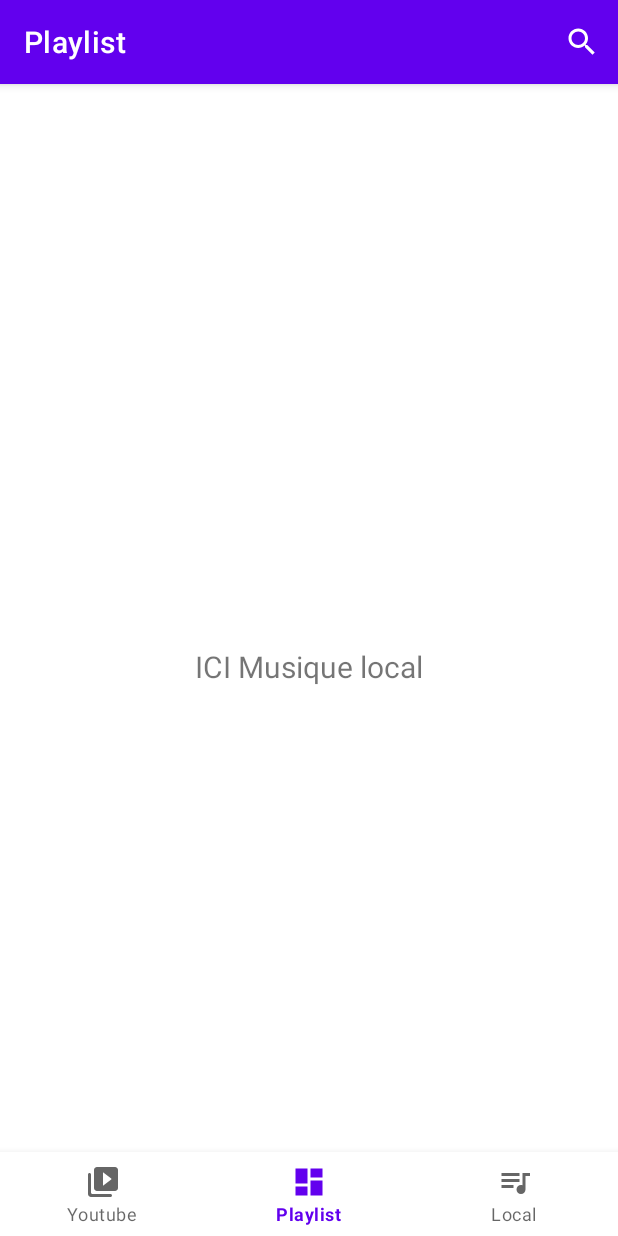
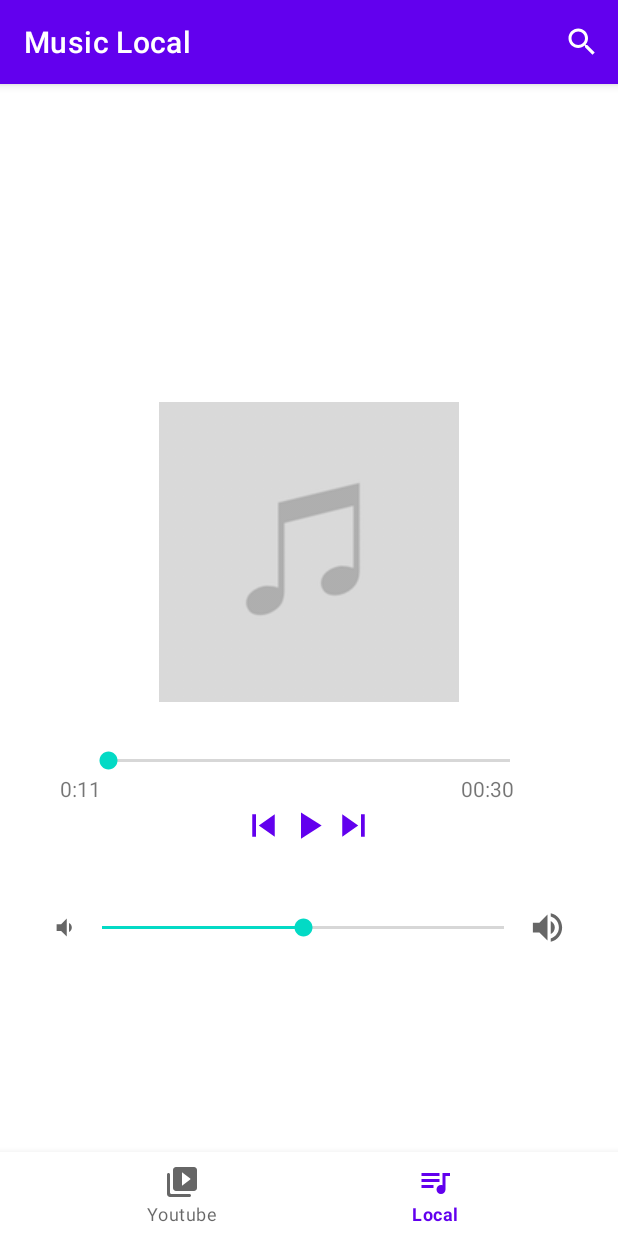
Before and after one commit to simonNolf/AmpConnect, an Android app: the screen it shows after launch (MainActivity), item 2 of the bottom bar chosen, on a phone screen of 412 x 824 dp. Run offline under Robolectric (Android 15) with nearby library versions, the phone set to English and light mode, and no system bars; our stand-ins replace navigation-ui; pictures from the network do not load; 2 statements that could not run were skipped.

Commit message:
suppression de fragment playlist

```diff
--- a/appli/app/build.gradle
+++ b/appli/app/build.gradle
@@ -15,7 +15,7 @@ android {
         versionCode 1
         versionName "1.0"
 
-        buildConfigField("String","YOUTUBE_API_KEY", '"ici clé"')
+        buildConfigField("String","YOUTUBE_API_KEY", '"AIzaSyDeBWH2aljVj-x3rCjf12vbjGpmoRiBm6Q"')
         testInstrumentationRunner "androidx.test.runner.AndroidJUnitRunner"
     }
 
--- a/appli/app/src/main/java/com/example/youtubeapikotlin/activities/MainActivity.kt
+++ b/appli/app/src/main/java/com/example/youtubeapikotlin/activities/MainActivity.kt
@@ -22,7 +22,7 @@ class MainActivity : AppCompatActivity() {
         // Passing each menu ID as a set of Ids because each
         // menu should be considered as top level destinations.
         val appBarConfiguration = AppBarConfiguration(setOf(
-            R.id.navigation_home, R.id.navigation_dashboard, R.id.navigation_notifications
+            R.id.navigation_home, R.id.navigation_notifications
         ))
         setupActionBarWithNavController(navController, appBarConfiguration)
         navView.setupWithNavController(navController)
--- a/appli/app/src/main/res/menu/bottom_nav_menu.xml
+++ b/appli/app/src/main/res/menu/bottom_nav_menu.xml
@@ -7,11 +7,6 @@
         android:title="@string/title_ytb" />
 
     <item
-        android:id="@+id/navigation_dashboard"
-        android:icon="@drawable/ic_dashboard_black_24dp"
-        android:title="@string/title_playlist" />
-
-    <item
         android:id="@+id/navigation_notifications"
         android:icon="@drawable/ic_baseline_queue_music_24"
         android:title="@string/title_local" />
--- a/appli/app/src/main/res/navigation/mobile_navigation.xml
+++ b/appli/app/src/main/res/navigation/mobile_navigation.xml
@@ -12,12 +12,6 @@
         tools:layout="@layout/fragment_youtube" />
 
     <fragment
-        android:id="@+id/navigation_dashboard"
-        android:name="com.example.youtubeapikotlin.ui.dashboard.DashboardFragment"
-        android:label="@string/title_playlist"
-        tools:layout="@layout/fragment_dashboard" />
-
-    <fragment
         android:id="@+id/navigation_notifications"
         android:name="com.example.youtubeapikotlin.ui.local.LocalFragment"
         android:label="Music Local"
```
Also changed, not shown: appli/app/src/main/res/drawable-v24/test.jpg (deleted).
